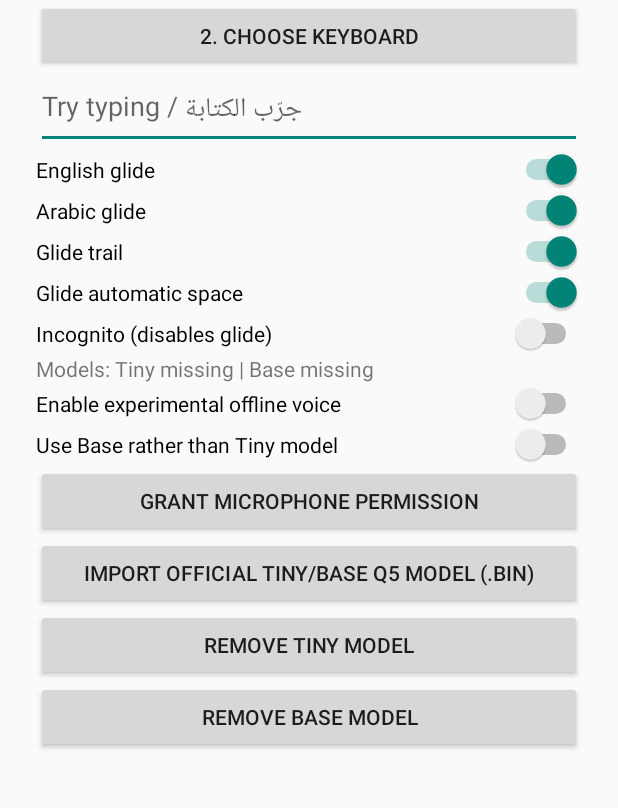
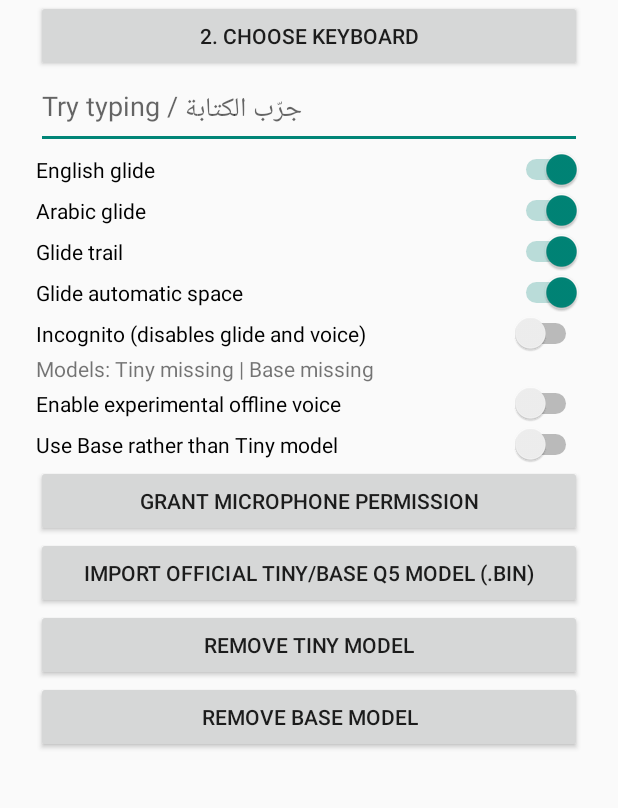
Before and after one commit to amroalhamedi2022-hue/my-keyboard, an Android app: the screen it shows after launch (SetupActivity), on a phone screen of 412 x 824 dp, the part 270-1078 px from its top. Run offline under Robolectric (Android 15) with nearby library versions, the phone set to English and light mode, and no system bars.

Commit message:
Harden voice cancellation and record verified model catalog smoke tests

```diff
--- a/app/src/main/java/com/zerokeyboard/ime/SetupActivity.java
+++ b/app/src/main/java/com/zerokeyboard/ime/SetupActivity.java
@@ -28,12 +28,12 @@ public final class SetupActivity extends Activity {
   toggle(root,"Arabic glide",settings.glide(true),settings,"glide_ar");
   toggle(root,"Glide trail",settings.trail(),settings,"glide_trail");
   toggle(root,"Glide automatic space",settings.space(),settings,"glide_space");
-  toggle(root,"Incognito (disables glide)",settings.incognito(),settings,"incognito");
+  toggle(root,"Incognito (disables glide and voice)",settings.incognito(),settings,"incognito");
   models=new ModelStore(this);modelStatus=new TextView(this);root.addView(modelStatus);refreshModels();
   toggle(root,"Enable experimental offline voice",settings.voice(),settings,"voice_enabled");
   toggle(root,"Use Base rather than Tiny model",settings.model()==ModelCatalog.BASE,settings,"voice_base");
   Button mic=new Button(this);mic.setText("Grant microphone permission");mic.setOnClickListener(v->{if(checkSelfPermission(Manifest.permission.RECORD_AUDIO)!=PackageManager.PERMISSION_GRANTED)requestPermissions(new String[]{Manifest.permission.RECORD_AUDIO},42);});root.addView(mic);
-  Button imp=new Button(this);imp.setText("Import official Tiny/Base Q5 model (.bin)");imp.setOnClickListener(v->{Intent i=new Intent(Intent.ACTION_OPEN_DOCUMENT);i.addCategory(Intent.CATEGORY_OPENABLE);i.setType("application/octet-stream");startActivityForResult(i,43);});root.addView(imp);
+  Button imp=new Button(this);imp.setText("Import official Tiny/Base Q5 model (.bin)");imp.setOnClickListener(v->{Intent i=new Intent(Intent.ACTION_OPEN_DOCUMENT);i.addCategory(Intent.CATEGORY_OPENABLE);i.setType("*/*");startActivityForResult(i,43);});root.addView(imp);
   for(ModelCatalog model:ModelCatalog.values()){Button del=new Button(this);del.setText("Remove "+model.name()+" model");del.setOnClickListener(v->{models.delete(model);refreshModels();});root.addView(del);}
   ScrollView scroll=new ScrollView(this);scroll.addView(root);setContentView(scroll);
  }
--- a/app/src/main/java/com/zerokeyboard/ime/ZeroImeService.java
+++ b/app/src/main/java/com/zerokeyboard/ime/ZeroImeService.java
@@ -37,7 +37,7 @@ public final class ZeroImeService extends InputMethodService {
  }
  @Override public boolean onEvaluateFullscreenMode(){return false;}
  @Override public void onStartInput(EditorInfo info,boolean restarting){cancelVoice();clearComposition(false);super.onStartInput(info,restarting);active=true;policy=EditorPolicy.from(info);shift=false;symbols=false;render();}
- @Override public void onStartInputView(EditorInfo info,boolean restarting){super.onStartInputView(info,restarting);active=true;policy=EditorPolicy.from(info);render();}
+ @Override public void onStartInputView(EditorInfo info,boolean restarting){cancelVoice();super.onStartInputView(info,restarting);active=true;policy=EditorPolicy.from(info);render();}
  @Override public void onFinishInputView(boolean finishingInput){cancelVoice();clearComposition(true);active=false;if(root!=null)root.reset();super.onFinishInputView(finishingInput);}
  @Override public void onFinishInput(){cancelVoice();clearComposition(false);active=false;policy=EditorPolicy.from(null);shift=false;symbols=false;if(root!=null)root.reset();super.onFinishInput();}
  @Override public void onCurrentInputMethodSubtypeChanged(InputMethodSubtype subtype){
@@ -46,7 +46,7 @@ public final class ZeroImeService extends InputMethodService {
  @Override public void onConfigurationChanged(Configuration config){cancelVoice();clearComposition(true);super.onConfigurationChanged(config);render();}
  @Override public void onWindowHidden(){cancelVoice();super.onWindowHidden();}
  @Override public void onDestroy(){voice.close();super.onDestroy();}
- private void cancelVoice(){editorGeneration++;voice.cancel();voiceProcessing=false;if(voiceKey!=null)voiceKey.setText("Mic");}
+ private void cancelVoice(){editorGeneration++;voice.cancel();voiceProcessing=false;if(voiceKey!=null){voiceKey.setText("Mic");voiceKey.setContentDescription("Offline voice typing");}}
  private boolean voiceAllowed(){return active&&isInputViewShown()&&settings!=null&&settings.voice()&&!settings.incognito()&&policy.allowPersonalization&&!policy.sensitive;}
  private boolean glideAllowed(){return active&&settings!=null&&settings.glide(lang==KeyboardLayout.Language.AR)&&!settings.incognito()&&policy.allowPersonalization&&!shift&&!symbols&&!policy.numeric;}
  private LinearLayout row(){LinearLayout line=new LinearLayout(this);line.setGravity(Gravity.CENTER);root.addView(line,new LinearLayout.LayoutParams(-1,-2));return line;}
@@ -81,7 +81,7 @@ public final class ZeroImeService extends InputMethodService {
   clearComposition(true);InputConnection target=getCurrentInputConnection();if(target==null)return;
   long generation=++editorGeneration;
   voice.start(models,settings.model(),new VoiceSession.Listener(){
-   public void state(String state){if(generation!=editorGeneration)return;voiceProcessing=state.startsWith("Processing");if(voiceKey!=null)voiceKey.setText(voiceProcessing?"Cancel":state.startsWith("Recording")?"Stop":state.startsWith("Preparing")?"Stop":"Mic");if(state.startsWith("Voice unavailable")||state.startsWith("No speech"))Toast.makeText(ZeroImeService.this,state,Toast.LENGTH_SHORT).show();}
+   public void state(String state){if(generation!=editorGeneration)return;voiceProcessing=state.startsWith("Processing");if(voiceKey!=null)voiceKey.setText(voiceProcessing?"Cancel":state.startsWith("Recording")?"REC • Stop":state.startsWith("Preparing")?"Stop":"Mic");if(voiceKey!=null)voiceKey.setContentDescription(state);if(state.startsWith("Voice unavailable")||state.startsWith("No speech"))Toast.makeText(ZeroImeService.this,state,Toast.LENGTH_SHORT).show();}
    public void result(String text){if(generation==editorGeneration&&voiceAllowed()&&target==getCurrentInputConnection())target.commitText(text,1);}
   });
  }
--- a/app/src/main/java/com/zerokeyboard/ime/voice/VoiceSession.java
+++ b/app/src/main/java/com/zerokeyboard/ime/voice/VoiceSession.java
@@ -5,6 +5,7 @@ import java.io.File;
 import java.util.Arrays;
 import java.util.concurrent.ExecutorService;
 import java.util.concurrent.Executors;
+import java.util.concurrent.atomic.AtomicBoolean;
 /** Single bounded utterance. All state callbacks on main thread, samples only in RAM. */
 public final class VoiceSession {
  public interface Listener{void state(String state);void result(String text);}
@@ -12,13 +13,15 @@ public final class VoiceSession {
  private final Handler main=new Handler(Looper.getMainLooper());
  private final ExecutorService worker=Executors.newSingleThreadExecutor();
  private static final class Job {volatile boolean stop,cancel;final Listener listener;Job(Listener l){listener=l;}}
+ private final AtomicBoolean running=new AtomicBoolean();
  private Job current;
  private boolean closed;
  public boolean busy(){return current!=null;}
  public void start(ModelStore store,ModelCatalog model,Listener listener){
   if(closed||current!=null)return;
+  if(!running.compareAndSet(false,true)){listener.state("Voice unavailable • previous session ending");return;}
   Job job=new Job(listener);current=job;listener.state("Preparing…");
-  worker.execute(()->record(job,store,model));
+  worker.execute(()->{try{record(job,store,model);}finally{running.set(false);}});
  }
  public void stop(){if(current!=null)current.stop=true;}
  public void cancel(){if(current!=null){current.cancel=true;current.stop=true;current=null;}}
@@ -28,6 +31,7 @@ public final class VoiceSession {
  private void record(Job job,ModelStore store,ModelCatalog model){
   float[] samples=null;short[] chunk=null;AudioRecord recorder=null;int count=0;
   try{
+   if(job.cancel||job.stop){done(job,null,"Ready");return;}
    File file=store.verified(model);if(job.cancel||job.stop){done(job,null,"Ready");return;}
    if(!NativeWhisper.available())throw new IllegalStateException("library missing");
    int min=AudioRecord.getMinBufferSize(RATE,AudioFormat.CHANNEL_IN_MONO,AudioFormat.ENCODING_PCM_16BIT);if(min<=0)throw new IllegalStateException("audio format unavailable");
```
Also changed, not shown: 4 other files.
